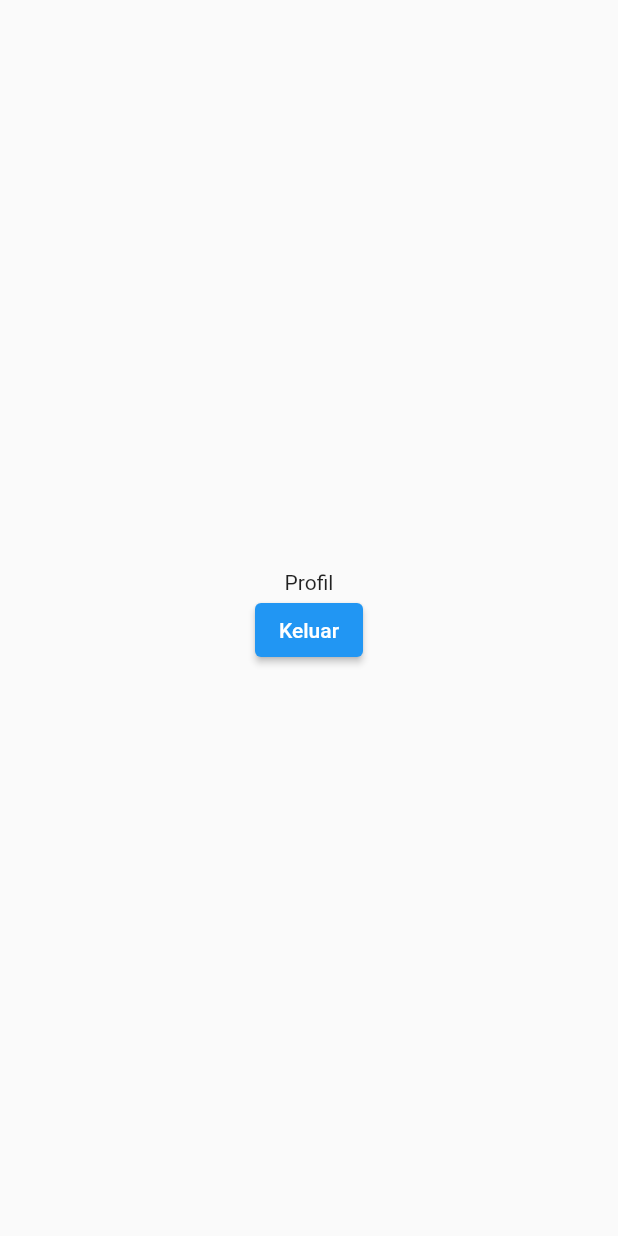
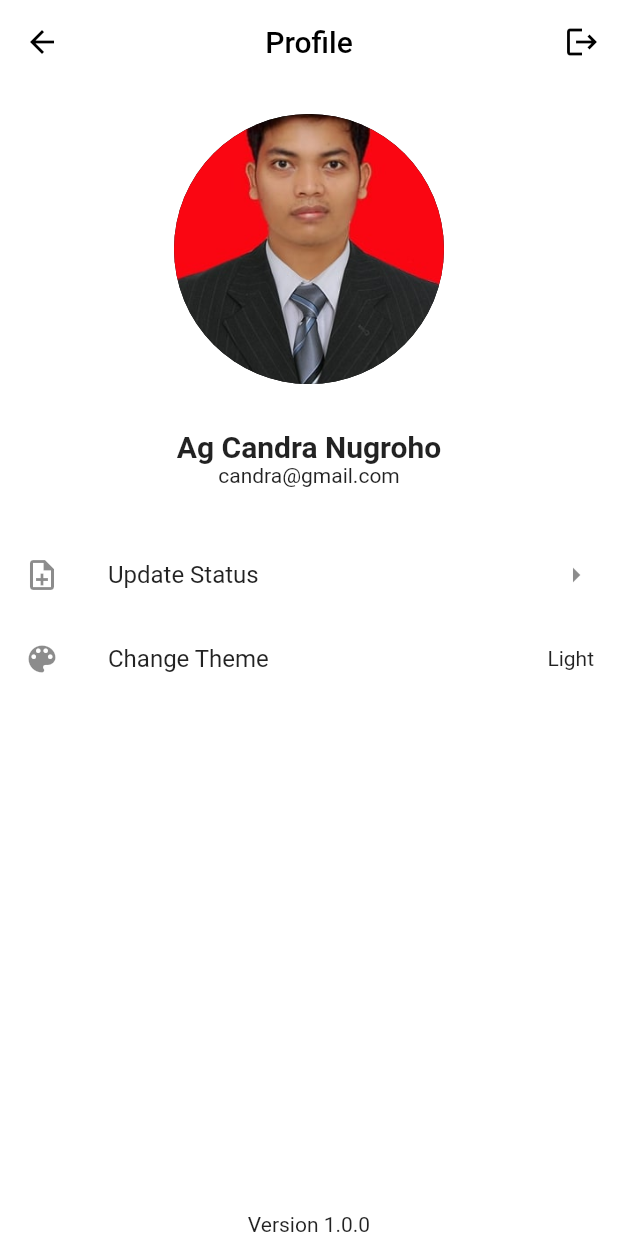
Before and after one commit to emptyplayer07/chat-app, a Flutter app: the ProfilePage screen opened by its route, on a phone screen of 412 x 824 dp. Run offline on Flutter 3.47's test engine with Material 2 defaults, Android fonts, the phone set to English and light mode, and no system bars; drawn by our look-alikes of avatar_glow; our stand-ins replace firebase_auth, firebase_core, get, lottie; accounts and stored records are empty; network calls fail.

Commit message:
add profile page screen

```diff
--- a/lib/main.dart
+++ b/lib/main.dart
@@ -23,7 +23,7 @@ class MyApp extends StatelessWidget {
   @override
   Widget build(BuildContext context) {
     return FutureBuilder(
-      future: Future.delayed(const Duration(seconds: 5)),
+      future: Future.delayed(const Duration(seconds: 4)),
       builder: (context, snapshot) {
         if (snapshot.connectionState == ConnectionState.done) {
           return StreamBuilder<User?>(
--- a/lib/pages/profile_page.dart
+++ b/lib/pages/profile_page.dart
@@ -1,4 +1,6 @@
+import 'package:avatar_glow/avatar_glow.dart';
 import 'package:chat_app/controllers/auth_controller.dart';
+import 'package:chat_app/routes/name_route.dart';
 import 'package:flutter/material.dart';
 import 'package:get/get.dart';
 
@@ -9,19 +11,92 @@ class ProfilePage extends StatelessWidget {
   Widget build(BuildContext context) {
     final authC = Get.find<AuthController>();
     return Scaffold(
-      body: Column(
-        mainAxisAlignment: MainAxisAlignment.center,
-        children: [
-          Center(
-            child: Text("Profil"),
+      backgroundColor: Colors.white,
+      appBar: AppBar(
+        backgroundColor: Colors.white,
+        elevation: 0,
+        leading: IconButton(
+          onPressed: () {
+            Get.back();
+          },
+          icon: const Icon(
+            Icons.arrow_back,
+            color: Colors.black,
           ),
-          ElevatedButton(
+        ),
+        title: const Text(
+          "Profile",
+          style: TextStyle(color: Colors.black),
+        ),
+        centerTitle: true,
+        actions: [
+          IconButton(
             onPressed: () {
               authC.logout();
             },
-            child: Text("Keluar"),
-          )
+            icon: const Icon(
+              Icons.logout,
+              color: Colors.black,
+            ),
+          ),
         ],
+      ),
+      body: SafeArea(
+        child: Column(
+          children: [
+            AvatarGlow(
+              endRadius: 110,
+              glowColor: Colors.black,
+              child: Container(
+                margin: const EdgeInsets.all(20),
+                width: 200,
+                height: 200,
+                decoration: BoxDecoration(
+                    color: Colors.black,
+                    borderRadius: BorderRadius.circular(100),
+                    image: const DecorationImage(
+                      image: AssetImage("images/foto_profile.jpg"),
+                      fit: BoxFit.cover,
+                    )),
+              ),
+            ),
+            const SizedBox(
+              height: 10,
+            ),
+            const Text(
+              "Ag Candra Nugroho",
+              style: TextStyle(
+                fontSize: 20,
+                fontWeight: FontWeight.bold,
+              ),
+            ),
+            const Text("candra@gmail.com"),
+            const SizedBox(
+              height: 30,
+            ),
+            Expanded(
+              child: Column(
+                children: [
+                  ListTile(
+                    onTap: () {
+                      Get.toNamed(NameRoute.updateStatusPage);
+                    },
+                    leading: const Icon(Icons.note_add_outlined),
+                    title: const Text("Update Status"),
+                    trailing: const Icon(Icons.arrow_right),
+                  ),
+                  ListTile(
+                    onTap: () {},
+                    leading: const Icon(Icons.color_lens),
+                    title: const Text("Change Theme"),
+                    trailing: const Text("Light"),
+                  ),
+                ],
+              ),
+            ),
+            const Text("Version 1.0.0"),
+          ],
+        ),
       ),
     );
   }
--- a/lib/routes/name_route.dart
+++ b/lib/routes/name_route.dart
@@ -5,4 +5,5 @@ abstract class NameRoute {
   static const profilePage = "/profile_page";
   static const chatRoomPage = "/chat_room_page";
   static const searchPersonPage = "/search_person_page";
+  static const updateStatusPage = "/update_status_page";
 }
--- a/lib/routes/route.dart
+++ b/lib/routes/route.dart
@@ -6,6 +6,7 @@ import 'package:chat_app/pages/login_page.dart';
 import 'package:chat_app/pages/profile_page.dart';
 import 'package:chat_app/pages/register_page.dart';
 import 'package:chat_app/pages/search_person_page.dart';
+import 'package:chat_app/pages/update_status_page.dart';
 import 'package:chat_app/routes/name_route.dart';
 import 'package:get/get.dart';
 
@@ -47,6 +48,12 @@ class RoutePageApp extends GetxController {
     GetPage(
       name: NameRoute.searchPersonPage,
       page: () => SearchPersonPage(),
-    )
+    ),
+
+    //update status page
+    GetPage(
+      name: NameRoute.updateStatusPage,
+      page: () => UpdateStatusPage(),
+    ),
   ];
 }
--- a/pubspec.yaml
+++ b/pubspec.yaml
@@ -28,6 +28,7 @@ environment:
 # the latest version available on pub.dev. To see which dependencies have newer
 # versions available, run `flutter pub outdated`.
 dependencies:
+  avatar_glow: ^2.0.2
   cupertino_icons: ^1.0.2
   firebase_app_check: ^0.1.1+13
   firebase_auth: ^4.2.10
@@ -52,8 +53,8 @@ flutter:
   # the material Icons class.
   uses-material-design: true
   # To add assets to your application, add an assets section, like this:
-  # assets:
-  #   - images/a_dot_burr.jpeg
+  assets:
+    - images/foto_profile.jpg
   #   - images/a_dot_ham.jpeg
   # An image asset can refer to one or more resolution-specific "variants", see
   # https://flutter.dev/assets-and-images/#resolution-aware
```
Also changed, not shown: lib/pages/search_person_page.dart (+5 -3 lines), lib/pages/update_status_page.dart (added, +15 -0 lines), lib/utils/empty_screen.dart (+5 -13 lines), lib/utils/splash_screen.dart (+5 -11 lines), images/foto_profile.jpg (added).
